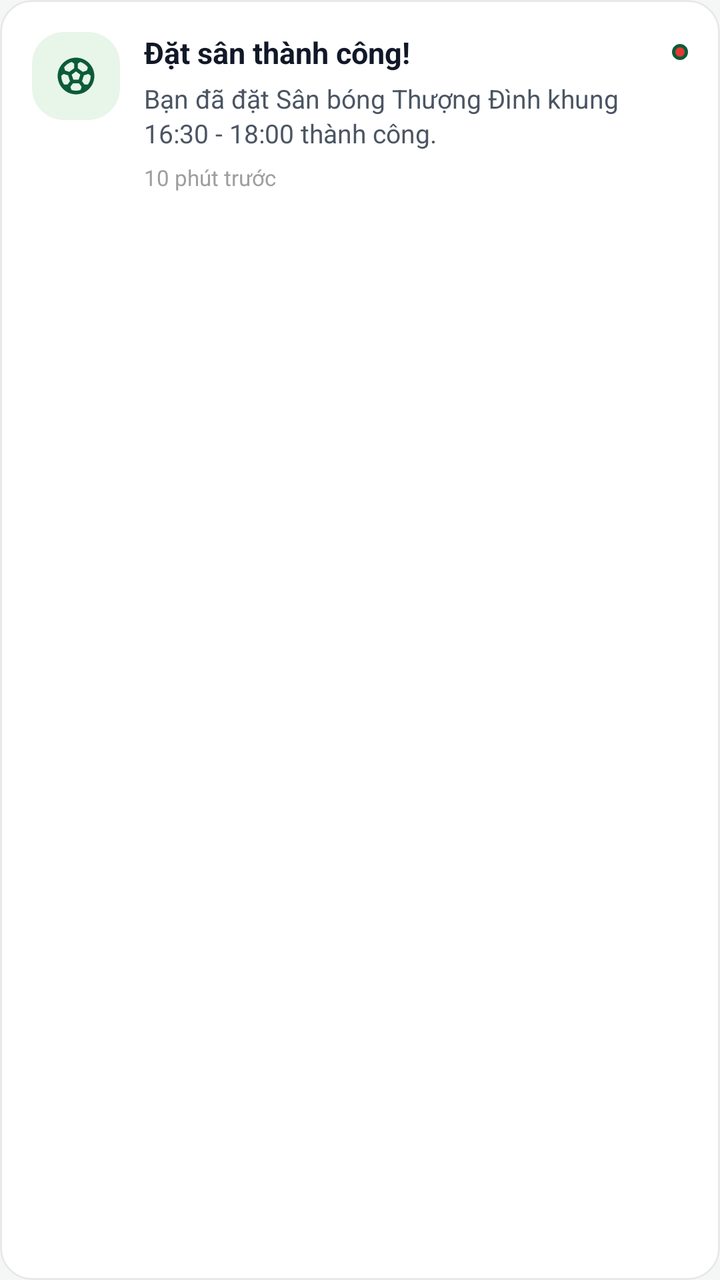
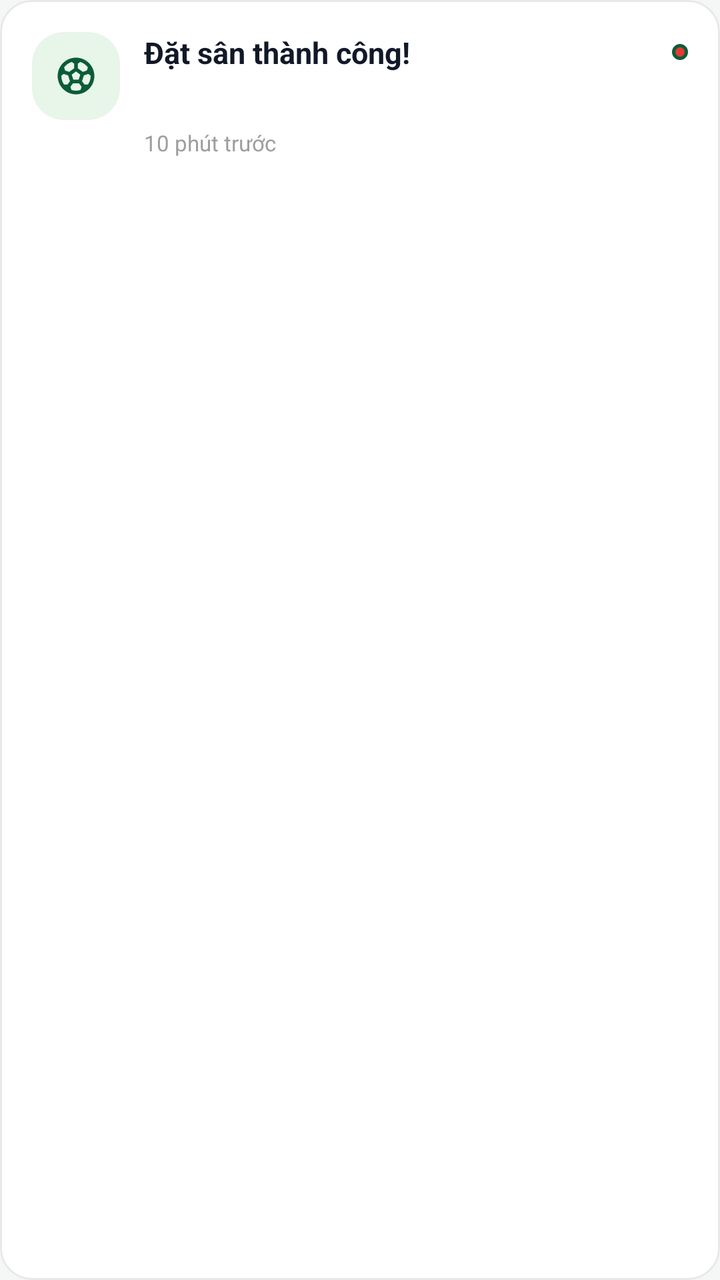

An Android layout rendered at two revisions. The XML below is the earlier revision; the diff shows what the commit changed to produce the second picture.
<!-- AndroidManifest.xml: application theme Theme.SanBong -->
<!-- res/layout/item_notification.xml -->
<?xml version="1.0" encoding="utf-8"?>
<com.google.android.material.card.MaterialCardView
    xmlns:android="http://schemas.android.com/apk/res/android"
    xmlns:app="http://schemas.android.com/apk/res-auto"
    android:layout_width="match_parent"
    android:layout_height="wrap_content"
    android:layout_marginBottom="12dp"
    app:cardCornerRadius="16dp"
    app:cardElevation="0dp"
    app:strokeWidth="1dp"
    app:strokeColor="#E8E8E8"
    app:cardBackgroundColor="@color/surface">

    <LinearLayout
        android:layout_width="match_parent"
        android:layout_height="wrap_content"
        android:orientation="horizontal"
        android:padding="16dp"
        android:gravity="top">

        
        <FrameLayout
            android:layout_width="44dp"
            android:layout_height="44dp"
            android:background="@drawable/bg_tag_light_green">

            <ImageView
                android:id="@+id/ivNotifIcon"
                android:layout_width="22dp"
                android:layout_height="22dp"
                android:layout_gravity="center"
                android:src="@drawable/ic_ri_football"
                app:tint="@color/primary_green" />
        </FrameLayout>

        
        <LinearLayout
            android:layout_width="0dp"
            android:layout_height="wrap_content"
            android:layout_weight="1"
            android:layout_marginStart="12dp"
            android:orientation="vertical">

            <LinearLayout
                android:layout_width="match_parent"
                android:layout_height="wrap_content"
                android:orientation="horizontal"
                android:gravity="center_vertical">

                <TextView
                    android:id="@+id/tvNotifTitle"
                    android:layout_width="0dp"
                    android:layout_height="wrap_content"
                    android:layout_weight="1"
                    android:text="Đặt sân thành công!"
                    android:textColor="@color/text_primary"
                    android:textSize="15sp"
                    android:textStyle="bold" />

                <View
                    android:id="@+id/vUnreadDot"
                    android:layout_width="8dp"
                    android:layout_height="8dp"
                    android:layout_marginStart="6dp"
                    android:background="@drawable/bg_badge_red" />
            </LinearLayout>

            <TextView
                android:id="@+id/tvNotifBody"
                android:layout_width="match_parent"
                android:layout_height="wrap_content"
                android:layout_marginTop="4dp"
                android:text="Bạn đã đặt Sân bóng Thượng Đình khung 16:30 - 18:00 thành công."
                android:textColor="@color/text_secondary"
                android:textSize="13sp"
                android:lineSpacingExtra="2dp" />

            <TextView
                android:id="@+id/tvNotifTime"
                android:layout_width="wrap_content"
                android:layout_height="wrap_content"
                android:layout_marginTop="6dp"
                android:text="10 phút trước"
                android:textColor="#9E9E9E"
                android:textSize="11sp" />
        </LinearLayout>

    </LinearLayout>

</com.google.android.material.card.MaterialCardView>
<!-- resources referenced by this layout -->
<resources>
  <color name="primary_green">#0A5C36</color>
  <color name="surface">#FFFFFF</color>
  <color name="text_primary">#111827</color>
  <color name="text_secondary">#4B5563</color>
  <!-- drawable bg_badge_red (drawable) -->
  <?xml version="1.0" encoding="utf-8"?>
  <shape xmlns:android="http://schemas.android.com/apk/res/android"
      android:shape="oval">
      <solid android:color="#E53935" />
      <stroke android:width="1.5dp" android:color="#0D5C3A" />
  </shape>
  <!-- drawable bg_tag_light_green (drawable) -->
  <?xml version="1.0" encoding="utf-8"?>
  <shape xmlns:android="http://schemas.android.com/apk/res/android"
      android:shape="rectangle">
      <solid android:color="#E8F5E9" />
      <corners android:radius="16dp" />
  </shape>
  <!-- drawable ic_ri_football (drawable) -->
  ﻿<vector xmlns:android="http://schemas.android.com/apk/res/android"
      android:width="24dp"
      android:height="24dp"
      android:viewportWidth="24"
      android:viewportHeight="24">
      <path
          android:fillColor="#FF000000"
          android:pathData="M12 2C17.5228 2 22 6.47715 22 12C22 17.5228 17.5228 22 12 22C6.47715 22 2 17.5228 2 12C2 6.47715 6.47715 2 12 2ZM13.6695 15.9999H10.3295L8.95053 17.8969L9.5044 19.6031C10.2897 19.8607 11.1286 20 12 20C12.8714 20 13.7103 19.8607 14.4956 19.6031L15.0485 17.8969L13.6695 15.9999ZM5.29354 10.8719L4.00222 11.8095L4 12C4 13.7297 4.54894 15.3312 5.4821 16.6397L7.39254 16.6399L8.71453 14.8199L7.68654 11.6499L5.29354 10.8719ZM18.7055 10.8719L16.3125 11.6499L15.2845 14.8199L16.6065 16.6399L18.5179 16.6397C19.4511 15.3312 20 13.7297 20 12L19.997 11.81L18.7055 10.8719ZM12 9.536L9.656 11.238L10.552 14H13.447L14.343 11.238L12 9.536ZM14.2914 4.33299L12.9995 5.27293V7.78993L15.6935 9.74693L17.9325 9.01993L18.4867 7.3168C17.467 5.90685 15.9988 4.84254 14.2914 4.33299ZM9.70757 4.33329C8.00021 4.84307 6.53216 5.90762 5.51261 7.31778L6.06653 9.01993L8.30554 9.74693L10.9995 7.78993V5.27293L9.70757 4.33329Z" />
  </vector>
  <style name="Theme.SanBong" parent="Theme.Material3.DayNight.NoActionBar">
          
          <item name="colorPrimary">@color/brand_700</item>
          <item name="colorOnPrimary">@color/surface</item>
          <item name="colorPrimaryContainer">@color/brand_100</item>
          <item name="colorOnPrimaryContainer">@color/brand_950</item>
  
          
          <item name="colorSecondary">@color/brand_600</item>
          <item name="colorOnSecondary">@color/surface</item>
  
          
          <item name="android:colorBackground">@color/background</item>
          <item name="colorSurface">@color/surface</item>
          <item name="colorOnSurface">@color/text_primary</item>
          <item name="colorSurfaceVariant">@color/brand_50</item>
  
          
          <item name="android:statusBarColor">@color/brand_800</item>
          <item name="android:windowLightStatusBar">false</item>
  
          
          <item name="materialAlertDialogTheme">@style/ThemeOverlay.SanBong.MaterialAlertDialog</item>
          <item name="alertDialogTheme">@style/ThemeOverlay.SanBong.MaterialAlertDialog</item>
      </style>
  <color name="brand_700">#0D683D</color>
  <color name="brand_100">#E6F4EA</color>
  <color name="brand_950">#074528</color>
  <color name="brand_600">#10804D</color>
  <color name="background">#F4F7F5</color>
  <color name="brand_50">#F4FBF7</color>
  <color name="brand_800">#0A5C36</color>
  <style name="ThemeOverlay.SanBong.MaterialAlertDialog" parent="ThemeOverlay.Material3.MaterialAlertDialog">
          <item name="colorPrimary">@color/primary_green</item>
          <item name="colorSurface">@color/surface</item>
          <item name="colorOnSurface">@color/text_primary</item>
      </style>
</resources>

<!-- the commit's change to res/layout/item_notification.xml (unified diff, before → after) -->
@@ -70,7 +70,7 @@
                 android:layout_width="match_parent"
                 android:layout_height="wrap_content"
                 android:layout_marginTop="4dp"
-                android:text="Bạn đã đặt Sân bóng Thượng Đình khung 16:30 - 18:00 thành công."
+                android:text=""
                 android:textColor="@color/text_secondary"
                 android:textSize="13sp"
                 android:lineSpacingExtra="2dp" />
